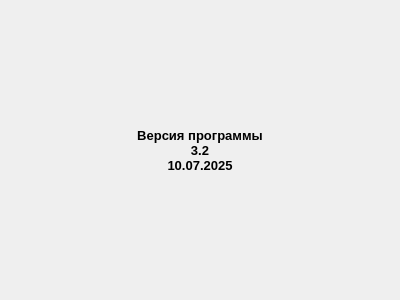
The window that version.ui (zak2791/Tabloh2H) describes before a commit, drawn with Qt 5.
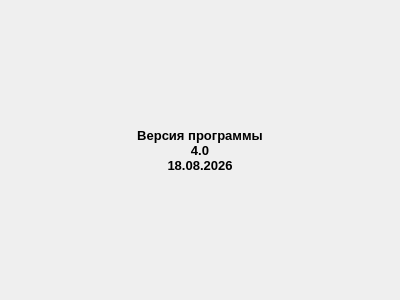
The same window after the commit.

```diff
--- a/version.ui
+++ b/version.ui
@@ -36,8 +36,8 @@
    </property>
    <property name="text">
     <string>Версия программы
-3.2
-10.07.2025</string>
+4.0
+18.08.2026</string>
    </property>
    <property name="alignment">
     <set>Qt::AlignCenter</set>
```
Left out of the diff: 4 changed lines with no effect on the pictures.
